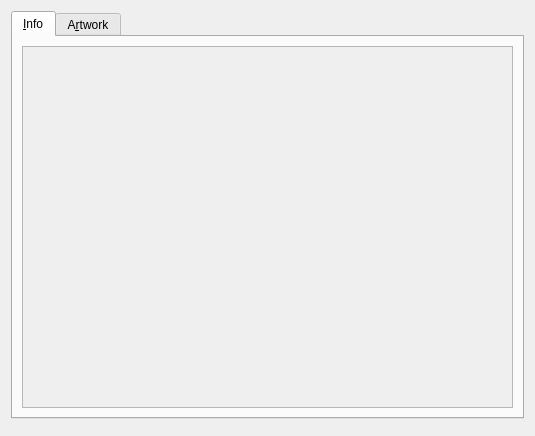
Old version of the form ui/infodialog.ui in the repository metabrainz/picard.
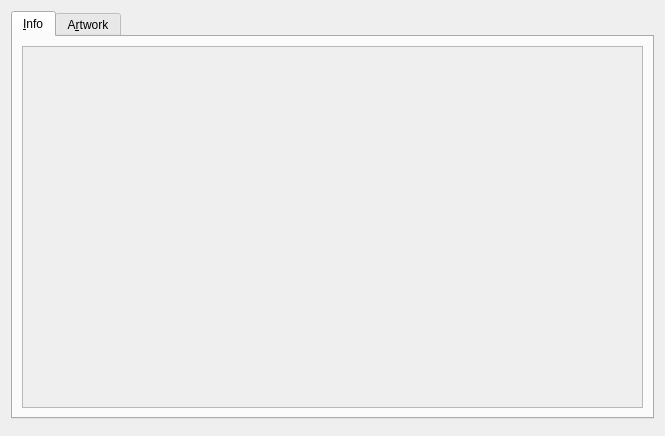
New version of the form.

```diff
--- a/ui/infodialog.ui
+++ b/ui/infodialog.ui
@@ -6,7 +6,7 @@
    <rect>
     <x>0</x>
     <y>0</y>
-    <width>535</width>
+    <width>665</width>
     <height>436</height>
    </rect>
   </property>
```
